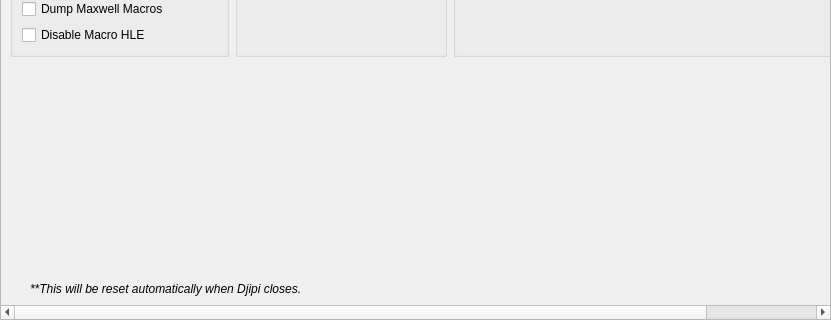
Qt form src/yuzu/configuration/configure_debug.ui (Djipi71/OOT) before a commit; both pictures show x 0 to 831 and y 440 to 760 of the 831 by 760 pixel window.
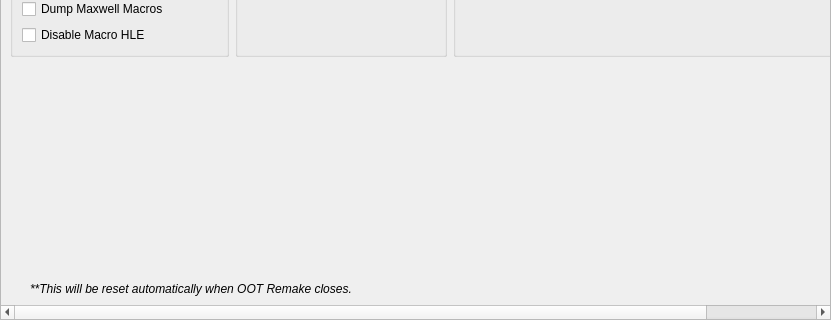
The same form after that commit.

Commit message: Djipi v4: OOT Remake rebased on Frizti's Fritchii v5.8.4 with Lichii build-150 fixes

The edit to the form file:
```diff
--- a/src/yuzu/configuration/configure_debug.ui
+++ b/src/yuzu/configuration/configure_debug.ui
@@ -784,7 +784,7 @@
        </font>
       </property>
       <property name="text">
-    <string>**This will be reset automatically when Djipi closes.</string>
+    <string>**This will be reset automatically when OOT Remake closes.</string>
       </property>
       <property name="indent">
        <number>20</number>
```
The commit also changes 654 other files.
